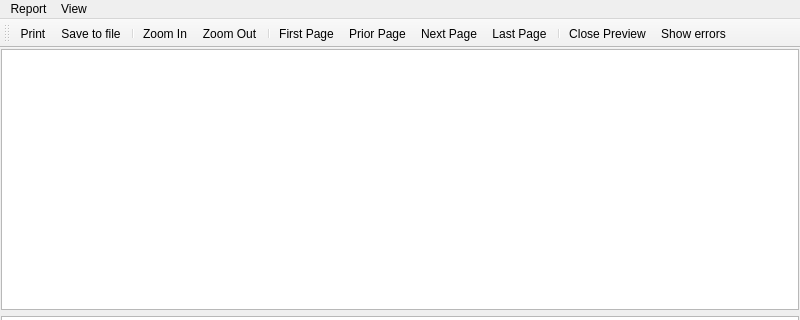
Before: the Qt Designer form src/lrpreviewreportwindow.ui in fralx/LimeReport, drawn with Qt 5; both pictures show x 0 to 800 and y 0 to 320 of the 800 by 600 pixel window.
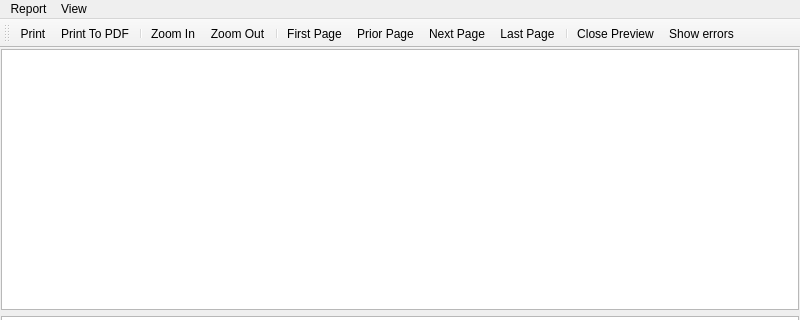
After: the same form once the commit is applied. Icons and pictures are not drawn.

```diff
--- a/src/lrpreviewreportwindow.ui
+++ b/src/lrpreviewreportwindow.ui
@@ -78,7 +78,7 @@
     <bool>false</bool>
    </attribute>
    <addaction name="actionPrint"/>
-   <addaction name="actionSaveToFile"/>
+   <addaction name="actionPrint_To_PDF"/>
    <addaction name="separator"/>
    <addaction name="actionZoomIn"/>
    <addaction name="actionZoomOut"/>
@@ -220,6 +220,15 @@
     <string>Last Page</string>
    </property>
   </action>
+  <action name="actionPrint_To_PDF">
+   <property name="icon">
+    <iconset resource="report.qrc">
+     <normaloff>:/report/images/pdf</normaloff>:/report/images/pdf</iconset>
+   </property>
+   <property name="text">
+    <string>Print To PDF</string>
+   </property>
+  </action>
  </widget>
  <resources>
   <include location="databrowser/lrdatabrowser.qrc"/>
```
Left out of the diff: 22 changed lines with no effect on the pictures.
